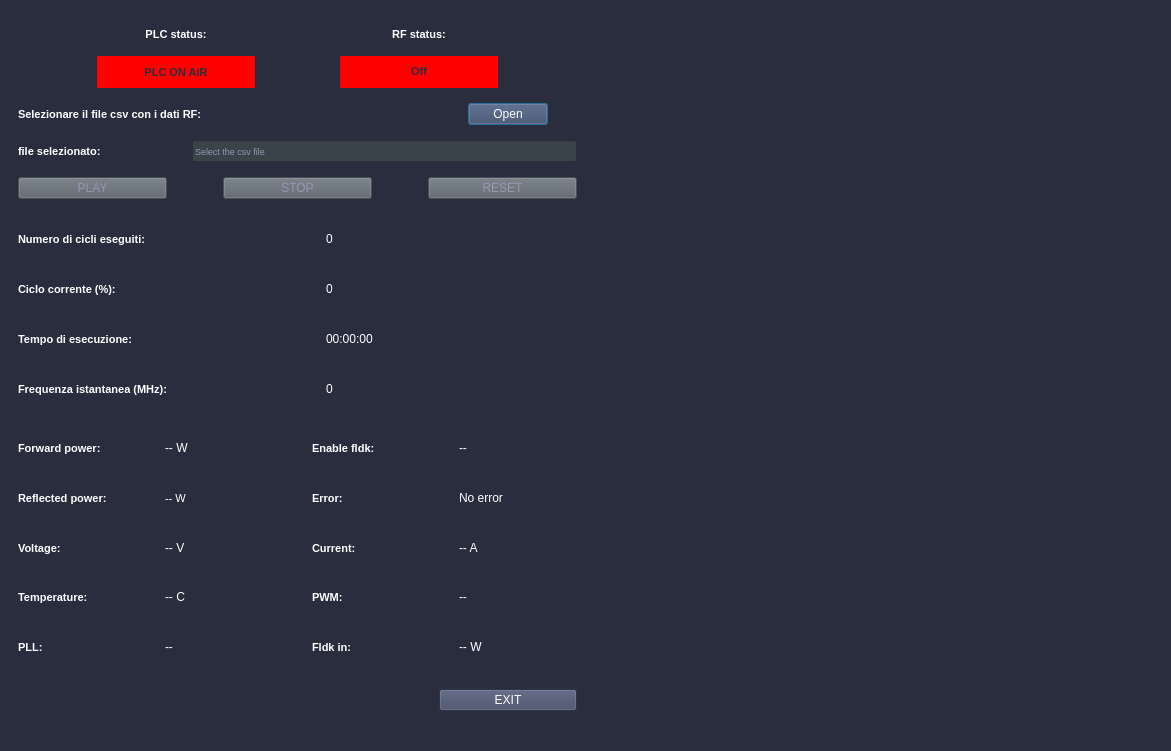
Before: the Qt Designer form main_window.ui in rstanzani/seriale_microonde, drawn with Qt 5.
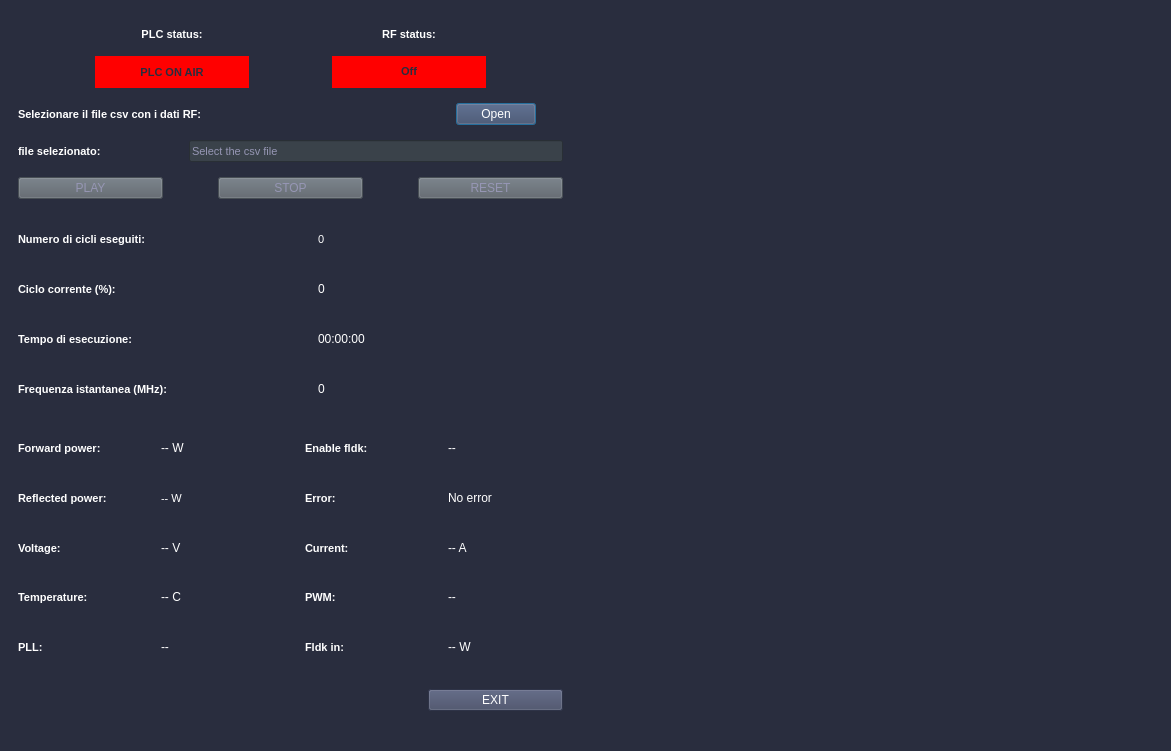
After: the same form once the commit is applied. Custom widgets are drawn as their Qt base class.

What changed in the file:
```diff
--- a/main_window.ui
+++ b/main_window.ui
@@ -20,7 +20,7 @@
   <widget class="QWidget" name="centralwidget">
    <layout class="QGridLayout" name="gridLayout">
     <item row="0" column="0">
-     <layout class="QHBoxLayout" name="horizontalLayout_15" stretch="100,2,100">
+     <layout class="QHBoxLayout" name="horizontalLayout_15" stretch="100,0,100">
       <property name="leftMargin">
        <number>9</number>
       </property>
@@ -282,7 +282,7 @@
            <widget class="QLineEdit" name="Qcsvpath">
             <property name="font">
              <font>
-              <pointsize>7</pointsize>
+              <pointsize>8</pointsize>
              </font>
             </property>
             <property name="styleSheet">
@@ -438,6 +438,11 @@
           </item>
           <item>
            <widget class="QLabel" name="Qcyclenumber">
+            <property name="font">
+             <font>
+              <pointsize>8</pointsize>
+             </font>
+            </property>
             <property name="styleSheet">
              <string notr="true">color: rgb(255, 255, 255);</string>
             </property>
```
